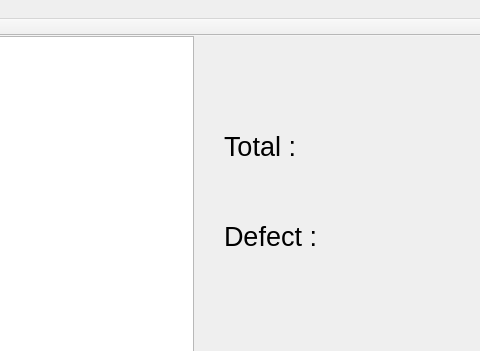
The window that mainwindow.ui (nasserGanjali/baslerCamera-findHole-openCV) describes before a commit, drawn with Qt 5; both pictures show x 616 to 1096 and y 0 to 351 of the 1096 by 669 pixel window.
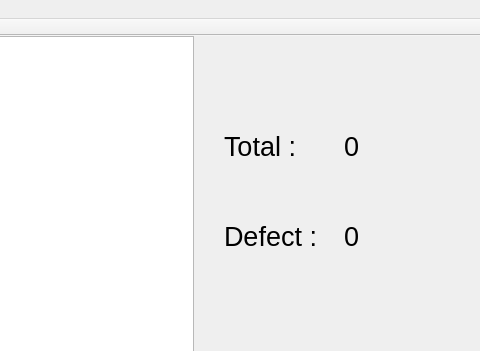
The same window after the commit.

Patch:
```diff
--- a/mainwindow.ui
+++ b/mainwindow.ui
@@ -86,6 +86,42 @@
      <string>gpio</string>
     </property>
    </widget>
+   <widget class="QLabel" name="lblTotal">
+    <property name="geometry">
+     <rect>
+      <x>960</x>
+      <y>90</y>
+      <width>81</width>
+      <height>41</height>
+     </rect>
+    </property>
+    <property name="font">
+     <font>
+      <pointsize>20</pointsize>
+     </font>
+    </property>
+    <property name="text">
+     <string>0</string>
+    </property>
+   </widget>
+   <widget class="QLabel" name="lblDefect">
+    <property name="geometry">
+     <rect>
+      <x>960</x>
+      <y>180</y>
+      <width>111</width>
+      <height>41</height>
+     </rect>
+    </property>
+    <property name="font">
+     <font>
+      <pointsize>20</pointsize>
+     </font>
+    </property>
+    <property name="text">
+     <string>0</string>
+    </property>
+   </widget>
   </widget>
   <widget class="QMenuBar" name="menuBar">
    <property name="geometry">
```
